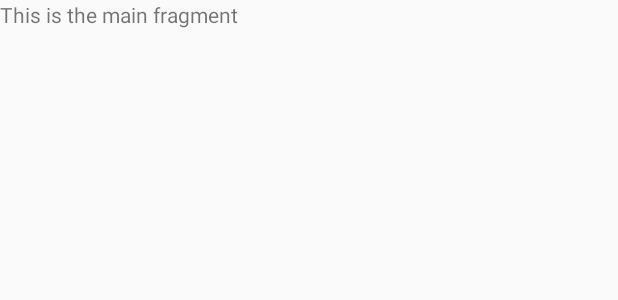
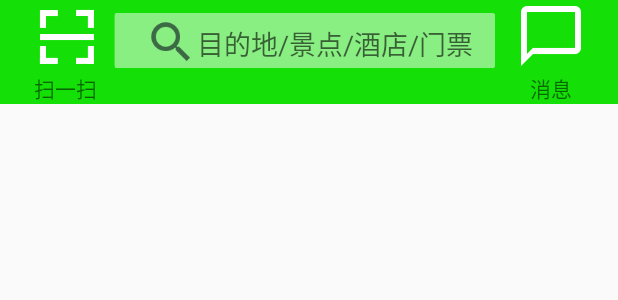
Before and after one commit to androidjk/imTao, an Android app: the layout fragment_menu_main.xml on its own in the app's theme, with its tools: preview values and no code run, on a phone screen of 412 x 824 dp. Shown: the top 300 px of the screen. Run offline under Robolectric (Android 15) with nearby library versions, the phone set to English and light mode, and no system bars.

Commit message:
头部搜索框

```diff
--- a/app/src/main/res/layout/fragment_menu_main.xml
+++ b/app/src/main/res/layout/fragment_menu_main.xml
@@ -1,12 +1,12 @@
-<LinearLayout xmlns:android="http://schemas.android.com/apk/res/android"
+<RelativeLayout xmlns:android="http://schemas.android.com/apk/res/android"
     xmlns:tools="http://schemas.android.com/tools"
     android:layout_width="match_parent"
     android:layout_height="match_parent"
     tools:context="com.example.imtao.fragment.menu_main_fragment">
+    <include
+        android:layout_width="match_parent"
+        android:layout_height="wrap_content"
+        layout="@layout/main_head"/>
 
-    <TextView
-        android:layout_width="match_parent"
-        android:layout_height="match_parent"
-        android:text="This is the main fragment" />
 
-</LinearLayout>
+</RelativeLayout>
--- /dev/null
+++ b/app/src/main/res/layout/main_head.xml
@@ -0,0 +1,77 @@
+<?xml version="1.0" encoding="utf-8"?>
+<RelativeLayout xmlns:android="http://schemas.android.com/apk/res/android"
+    android:layout_width="match_parent"
+    android:layout_height="match_parent"
+    android:background="#14df06"
+    android:gravity="center"
+    android:orientation="horizontal">
+
+    <LinearLayout
+        android:id="@+id/main_header_saoyisao"
+        android:layout_width="wrap_content"
+        android:layout_height="wrap_content"
+        android:layout_alignParentLeft="true"
+        android:layout_alignParentStart="true"
+        android:layout_alignParentTop="true"
+        android:gravity="center"
+        android:orientation="vertical"
+        android:paddingLeft="10dp">
+
+        <ImageView
+            android:layout_width="wrap_content"
+            android:layout_height="wrap_content"
+            android:src="@mipmap/main_scan" />
+
+        <TextView
+            android:layout_width="wrap_content"
+            android:layout_height="wrap_content"
+            android:text="扫一扫" />
+    </LinearLayout>
+
+    <RelativeLayout
+        android:id="@+id/main_header_search"
+        android:layout_width="275dp"
+        android:layout_height="55dp"
+        android:layout_toRightOf="@id/main_header_saoyisao"
+        android:background="@mipmap/main_header_sourch"
+        android:gravity="center"
+        android:orientation="horizontal">
+
+        <ImageView
+            android:id="@+id/main_header_iv_search"
+            android:layout_width="35dp"
+            android:layout_height="35dp"
+            android:src="@mipmap/search" />
+
+
+        <EditText
+            android:layout_marginTop="5dp"
+            android:id="@+id/main_header_et_search"
+            android:layout_width="wrap_content"
+            android:layout_height="wrap_content"
+            android:background="@null"
+            android:hint="目的地/景点/酒店/门票"
+            android:layout_toRightOf="@id/main_header_iv_search"/>
+
+
+    </RelativeLayout>
+
+    <LinearLayout
+        android:layout_width="wrap_content"
+        android:layout_height="wrap_content"
+        android:layout_toRightOf="@id/main_header_search"
+        android:gravity="center"
+        android:orientation="vertical"
+        android:paddingRight="10dp">
+
+        <ImageView
+            android:layout_width="wrap_content"
+            android:layout_height="wrap_content"
+            android:src="@mipmap/news" />
+
+        <TextView
+            android:layout_width="wrap_content"
+            android:layout_height="wrap_content"
+            android:text="消息" />
+    </LinearLayout>
+</RelativeLayout>
```
